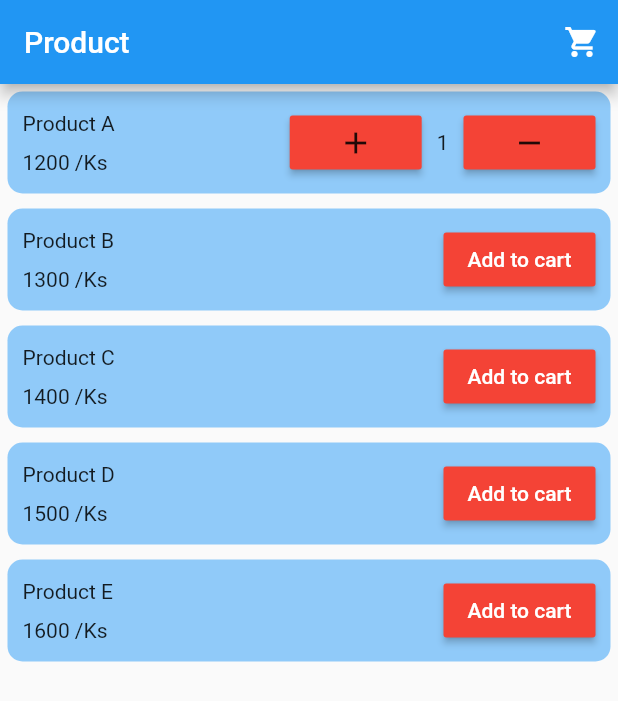
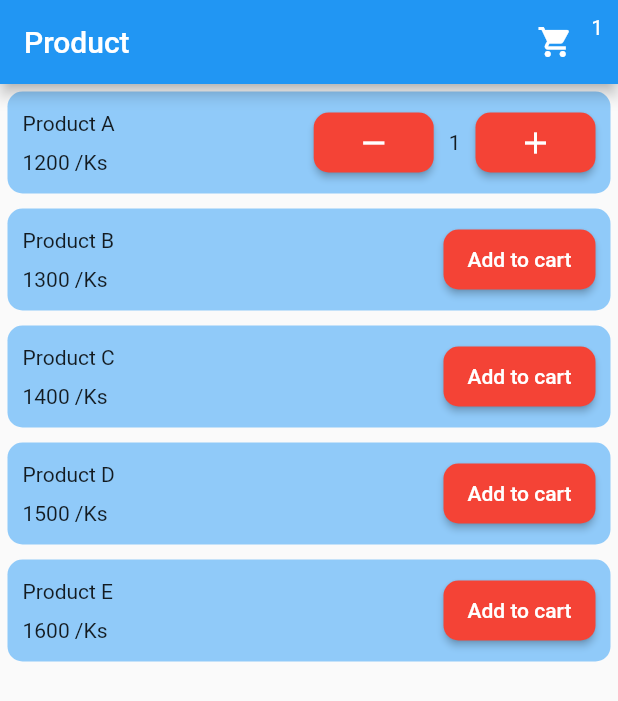
Before and after one commit to KyawThet-Naing/CartCount, a Flutter app: the screen it shows after launch, after a tap on "Add to cart", on a phone screen of 412 x 824 dp. Shown: the top 701 px of the screen. Run offline on Flutter 3.47's test engine with Material 2 defaults, Android fonts, the phone set to English and light mode, and no system bars.

Commit message:
cart count added

```diff
--- /dev/null
+++ b/lib/components/count_button.dart
@@ -0,0 +1,22 @@
+import 'package:flutter/material.dart';
+
+class CountButton extends StatelessWidget {
+  final Function onTap;
+  final IconData icon;
+  const CountButton({Key? key, required this.icon, required this.onTap})
+      : super(key: key);
+
+  @override
+  Widget build(BuildContext context) {
+    return MaterialButton(
+        minWidth: 80,
+        height: 40,
+        shape: RoundedRectangleBorder(borderRadius: BorderRadius.circular(10)),
+        color: Colors.red,
+        onPressed: () => onTap(),
+        child: Icon(
+          icon,
+          color: Colors.white,
+        ));
+  }
+}
--- a/lib/models/cart_model.dart
+++ b/lib/models/cart_model.dart
@@ -2,6 +2,7 @@ import 'package:demo_state/models/products.dart';
 
 class CartModel {
   int count;
+
   Product product;
   CartModel({required this.count, required this.product});
 }
--- a/lib/pages/home/home.dart
+++ b/lib/pages/home/home.dart
@@ -1,3 +1,4 @@
+import 'package:demo_state/components/count_button.dart';
 import 'package:demo_state/models/cart_model.dart';
 import 'package:demo_state/models/products.dart';
 import 'package:demo_state/pages/cart/cart.dart';
@@ -28,6 +29,10 @@ class _HomeState extends State<Home> {
               setState(() {});
             },
             icon: const Icon(Icons.shopping_cart),
+          ),
+          Padding(
+            padding: const EdgeInsets.only(top: 10, right: 10),
+            child: Text('${Global.cart.length}'),
           )
         ],
       ),
@@ -60,31 +65,22 @@ class _HomeState extends State<Home> {
                     ),
                     const Spacer(),
 
-                    ///
-                    indexOf(Global.prducts[index].name) == -1
+                    ///product not found in cart
+                    cartIndex == -1
                         ?
 
                         ///add to cart button
                         MaterialButton(
+                            height: 40,
+                            minWidth: 80,
                             color: Colors.red,
+                            shape: RoundedRectangleBorder(
+                                borderRadius: BorderRadius.circular(10)),
                             onPressed: () {
-                              if (cartIndex == -1) {
                               Global.cart.add(
                                 CartModel(count: 1, product: product),
                               );
                               setState(() {});
-                              } else {
-                                int pCount = Global.cart[cartIndex].count + 1;
-
-                                ///remove first before insert
-                                Global.cart.removeAt(cartIndex);
-
-                                ///insert
-                                Global.cart.insert(
-                                  cartIndex,
-                                  CartModel(count: pCount, product: product),
-                                );
-                              }
                             },
                             child: const Text(
                               'Add to cart',
@@ -98,31 +94,38 @@ class _HomeState extends State<Home> {
                         ///product count button row
                         Row(
                             children: [
-                              MaterialButton(
-                                  color: Colors.red,
-                                  onPressed: () {
-                                    Global.cart[cartIndex].count++;
+                              ///decrease count
+                              CountButton(
+                                onTap: () {
+                                  if (Global.cart[cartIndex].count <= 1) {
+                                    Global.cart.removeAt(cartIndex);
+                                    setState(() {});
+                                    return;
+                                  }
+
+                                  ///else
+                                  Global.cart[cartIndex].count--;
                                   setState(() {});
                                 },
-                                  child: const Icon(Icons.add)),
+                                icon: Icons.remove,
+                              ),
+
+                              ///count text
                               Padding(
                                 padding: const EdgeInsets.symmetric(
                                   horizontal: 10,
                                 ),
                                 child: Text('${Global.cart[cartIndex].count}'),
                               ),
-                              MaterialButton(
-                                  color: Colors.red,
-                                  onPressed: () {
-                                    if (Global.cart[cartIndex].count == 1) {
-                                      Global.cart.removeAt(cartIndex);
-                                      setState(() {});
-                                      return;
-                                    }
-                                    Global.cart[cartIndex].count--;
+
+                              ///increase count
+                              CountButton(
+                                onTap: () {
+                                  Global.cart[cartIndex].count++;
                                   setState(() {});
                                 },
-                                  child: const Icon(Icons.remove)),
+                                icon: Icons.add,
+                              ),
                             ],
                           )
                   ],
```
Also changed, not shown: lib/pages/cart/cart.dart (+21 -16 lines). Lines whose indentation alone changed are shown as unchanged.
